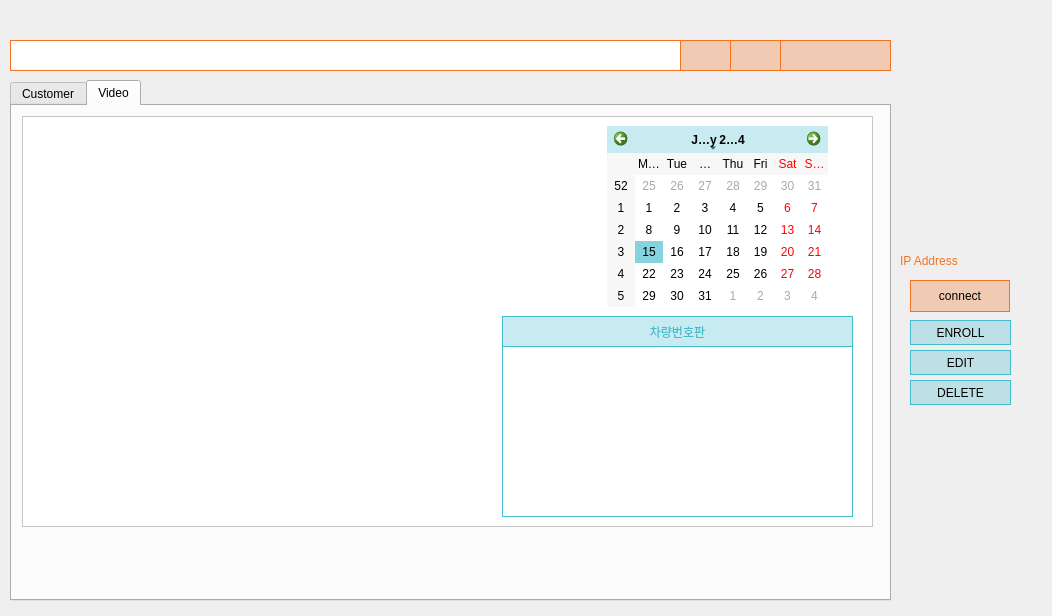
First picture: the form in cctv_36/src/ui/search.ui, repository VEDA-ThirtySix/PAMS-client, before the edit.
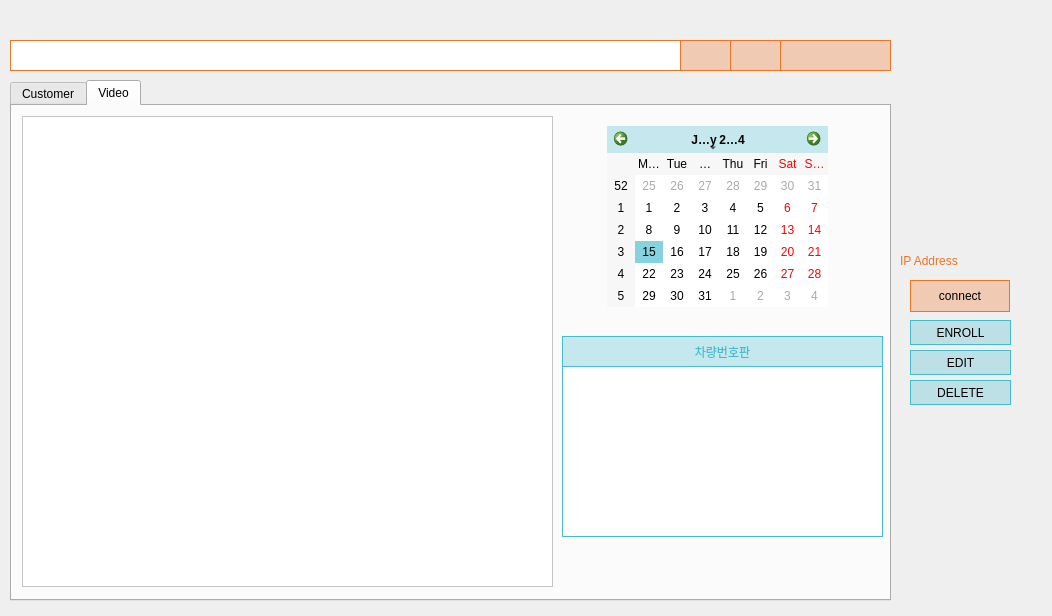
Second picture: the form after the edit. Icons and pictures are not drawn.

What changed in the file:
```diff
--- a/cctv_36/src/ui/search.ui
+++ b/cctv_36/src/ui/search.ui
@@ -209,8 +209,8 @@
       <rect>
        <x>10</x>
        <y>10</y>
-       <width>851</width>
-       <height>411</height>
+       <width>531</width>
+       <height>471</height>
       </rect>
      </property>
      <property name="styleSheet">
@@ -300,9 +300,9 @@
     <widget class="QLabel" name="plateTitle_3">
      <property name="geometry">
       <rect>
-       <x>490</x>
-       <y>210</y>
-       <width>351</width>
+       <x>550</x>
+       <y>230</y>
+       <width>321</width>
        <height>31</height>
       </rect>
      </property>
@@ -322,9 +322,9 @@
     <widget class="QLabel" name="imageLabel_2">
      <property name="geometry">
       <rect>
-       <x>490</x>
-       <y>240</y>
-       <width>351</width>
+       <x>550</x>
+       <y>260</y>
+       <width>321</width>
        <height>171</height>
       </rect>
      </property>
```
